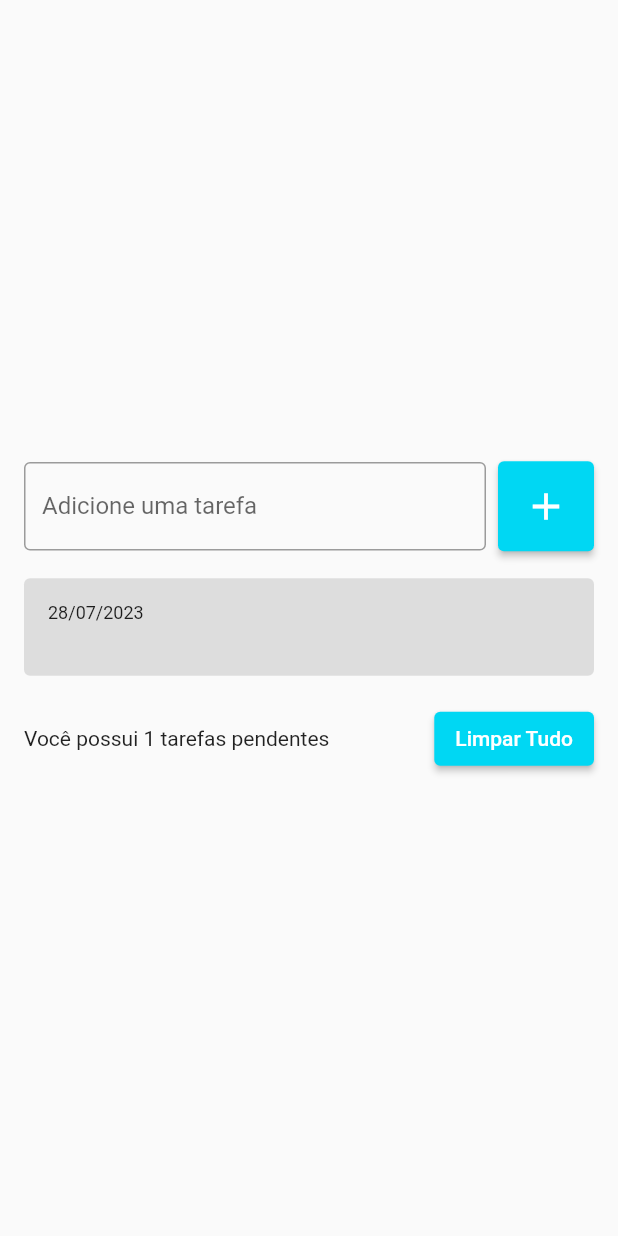
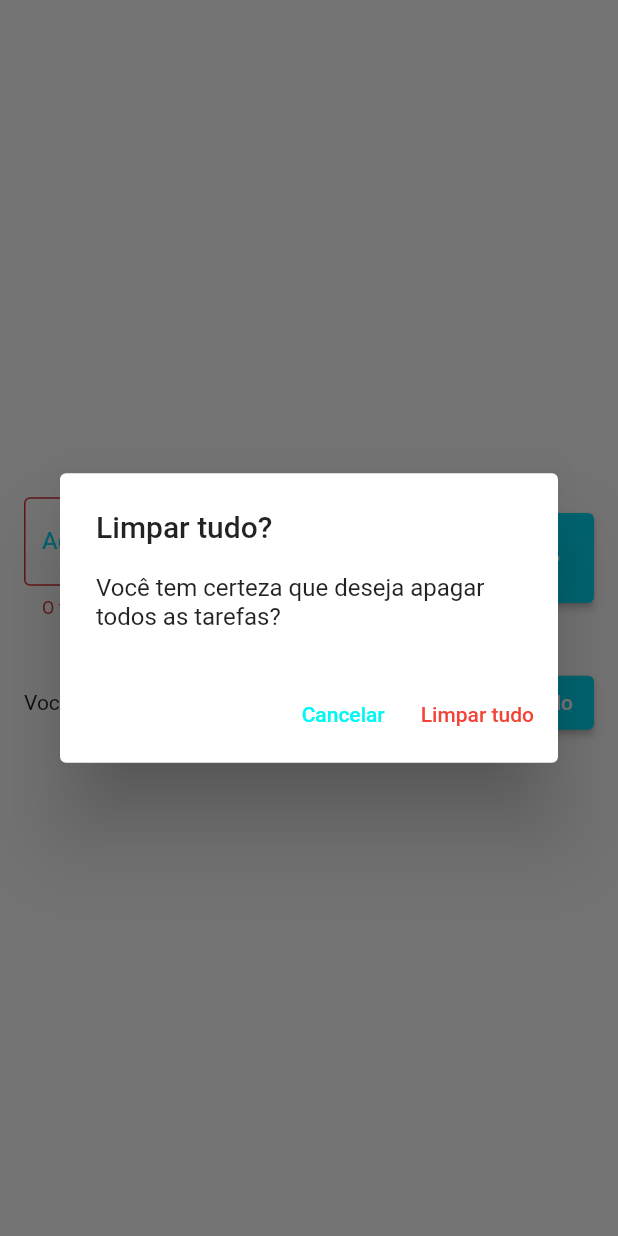
Before and after one commit to jean-script/to_do_list, a Flutter app: the screen it shows after launch, after a tap on the "add" icon, after a tap on "Limpar Tudo", on a phone screen of 412 x 824 dp. Run offline on Flutter 3.47's test engine with Material 2 defaults, Android fonts, the phone set to English and light mode, and no system bars; drawn by our look-alikes of flutter_slidable; our stand-ins replace shared_preferences.

Commit message:
finalizando aplicativo

```diff
--- a/lib/models/todo.dart
+++ b/lib/models/todo.dart
@@ -1,6 +1,17 @@
 class Todo {
   Todo({required this.title, required this.dateTime});
 
+  Todo.fromJson(Map<String, dynamic> json)
+      : title = json['title'],
+        dateTime = DateTime.parse(json['datetime']);
+
   String title;
   DateTime dateTime;
+
+  Map<String, dynamic> toJson() {
+    return {
+      'title': title,
+      'datetime': dateTime.toIso8601String(),
+    };
+  }
 }
--- a/lib/pages/todo_list_page.dart
+++ b/lib/pages/todo_list_page.dart
@@ -1,5 +1,6 @@
 import 'package:flutter/material.dart';
 import 'package:todo_list/models/todo.dart';
+import 'package:todo_list/repositories/todo_repository.dart';
 import 'package:todo_list/widgets/todo_list_item.dart';
 
 class TodoListPage extends StatefulWidget {
@@ -11,8 +12,25 @@ class TodoListPage extends StatefulWidget {
 
 class _TodoListPageState extends State<TodoListPage> {
   final TextEditingController taskController = TextEditingController();
+  final TodoRepository todoRepository = TodoRepository();
 
   List<Todo> tasks = [];
+
+  Todo? deletedTodo;
+  int? deletedTodoPos;
+
+  String? errorText;
+
+  @override
+  void initState() {
+    super.initState();
+
+    todoRepository.getTodoList().then((value) {
+      setState(() {
+        tasks = value;
+      });
+    });
+  }
 
   @override
   Widget build(BuildContext context) {
@@ -30,9 +48,19 @@ class _TodoListPageState extends State<TodoListPage> {
                     child: TextField(
                       controller: taskController,
                       decoration: InputDecoration(
-                        border: OutlineInputBorder(),
+                        border: OutlineInputBorder(
+                            borderSide: BorderSide(
+                          color: Color(0xff00d7f3),
+                        )),
                         labelText: 'Adicione uma tarefa',
                         hintText: 'Ex. Estudar Flutter',
+                        focusedBorder: OutlineInputBorder(
+                          borderSide: BorderSide(color: Color(0xff00d7f3)),
+                        ),
+                        labelStyle: TextStyle(
+                          color: Color(0xff00d7f3),
+                        ),
+                        errorText: errorText,
                       ),
                     ),
                   ),
@@ -42,14 +70,24 @@ class _TodoListPageState extends State<TodoListPage> {
                   ElevatedButton(
                     onPressed: () {
                       String text = taskController.text;
+
+                      if (text.isEmpty) {
+                        setState(() {
+                          errorText = 'O título não pode ser fazio';
+                        });
+                        return;
+                      }
+
                       setState(() {
                         Todo newTodo = Todo(
                           title: text,
                           dateTime: DateTime.now(),
                         );
                         tasks.add(newTodo);
+                        errorText = null;
                       });
                       taskController.clear();
+                      todoRepository.saveTodoList(tasks);
                     },
                     style: ElevatedButton.styleFrom(
                       backgroundColor: Color(0xff00d7f3),
@@ -89,14 +127,14 @@ class _TodoListPageState extends State<TodoListPage> {
                   ),
                   const SizedBox(width: 8),
                   ElevatedButton(
-                    onPressed: () {},
+                    onPressed: showDeleteTodoConfirmationDialog,
                     style: ElevatedButton.styleFrom(
                         backgroundColor: Color(0xff00d7f3),
                         padding: EdgeInsets.symmetric(
                           horizontal: 14,
                         )),
                     child: Text('Limpar Tudo'),
-                  )
+                  ),
                 ],
               )
             ],
@@ -107,8 +145,70 @@ class _TodoListPageState extends State<TodoListPage> {
   }
 
   void onDelete(Todo todo) {
+    deletedTodo = todo;
+    deletedTodoPos = tasks.indexOf(todo);
+
     setState(() {
       tasks.remove(todo);
     });
+    todoRepository.saveTodoList(tasks);
+
+    ScaffoldMessenger.of(context).clearSnackBars();
+    ScaffoldMessenger.of(context).showSnackBar(SnackBar(
+      content: Text(
+        'Tarefa ${todo.title} foi removida com sucesso!!',
+        style: TextStyle(color: Color(0xff060708)),
+      ),
+      backgroundColor: Colors.white,
+      action: SnackBarAction(
+        label: 'Desfazer',
+        textColor: const Color(0xff00d7f3),
+        onPressed: () {
+          setState(() {
+            tasks.insert(deletedTodoPos!, deletedTodo!);
+          });
+          todoRepository.saveTodoList(tasks);
+        },
+      ),
+      duration: const Duration(seconds: 5),
+    ));
+  }
+
+  void showDeleteTodoConfirmationDialog() {
+    showDialog(
+      context: context,
+      builder: (context) => AlertDialog(
+        title: Text('Limpar tudo?'),
+        content: Text('Você tem certeza que deseja apagar todos as tarefas?'),
+        actions: [
+          TextButton(
+            onPressed: () {
+              Navigator.of(context).pop();
+            },
+            style: TextButton.styleFrom(
+              foregroundColor: Color(0xff00f7f3),
+            ),
+            child: Text('Cancelar'),
+          ),
+          TextButton(
+            onPressed: () {
+              Navigator.of(context).pop();
+              deletedAllTodos();
+            },
+            style: TextButton.styleFrom(
+              foregroundColor: Colors.red,
+            ),
+            child: Text('Limpar tudo'),
+          )
+        ],
+      ),
+    );
+  }
+
+  void deletedAllTodos() {
+    setState(() {
+      tasks.clear();
+    });
+    todoRepository.saveTodoList(tasks);
   }
 }
--- /dev/null
+++ b/lib/repositories/todo_repository.dart
@@ -0,0 +1,21 @@
+import 'dart:convert';
+
+import 'package:shared_preferences/shared_preferences.dart';
+import 'package:todo_list/models/todo.dart';
+
+class TodoRepository {
+  // late dis que vai ser colocar o valor depois e so usa com o valor
+  late SharedPreferences sharedPreferences;
+
+  Future<List<Todo>> getTodoList() async {
+    sharedPreferences = await SharedPreferences.getInstance();
+    final String jsonString = sharedPreferences.getString('@todo_list') ?? '[]';
+    final List jsonDecoded = json.decode(jsonString) as List;
+    return jsonDecoded.map((e) => Todo.fromJson(e)).toList();
+  }
+
+  void saveTodoList(List<Todo> todos) {
+    final String jsonString = json.encode(todos);
+    sharedPreferences.setString('@todo_list', jsonString);
+  }
+}
--- a/pubspec.yaml
+++ b/pubspec.yaml
@@ -37,6 +37,7 @@ dependencies:
   cupertino_icons: ^1.0.2
   intl:
   flutter_slidable: ^0.6.0
+  shared_preferences: ^2.2.0
 
 
 dev_dependencies:
```
Also changed, not shown: pubspec.lock, 1 other file.
